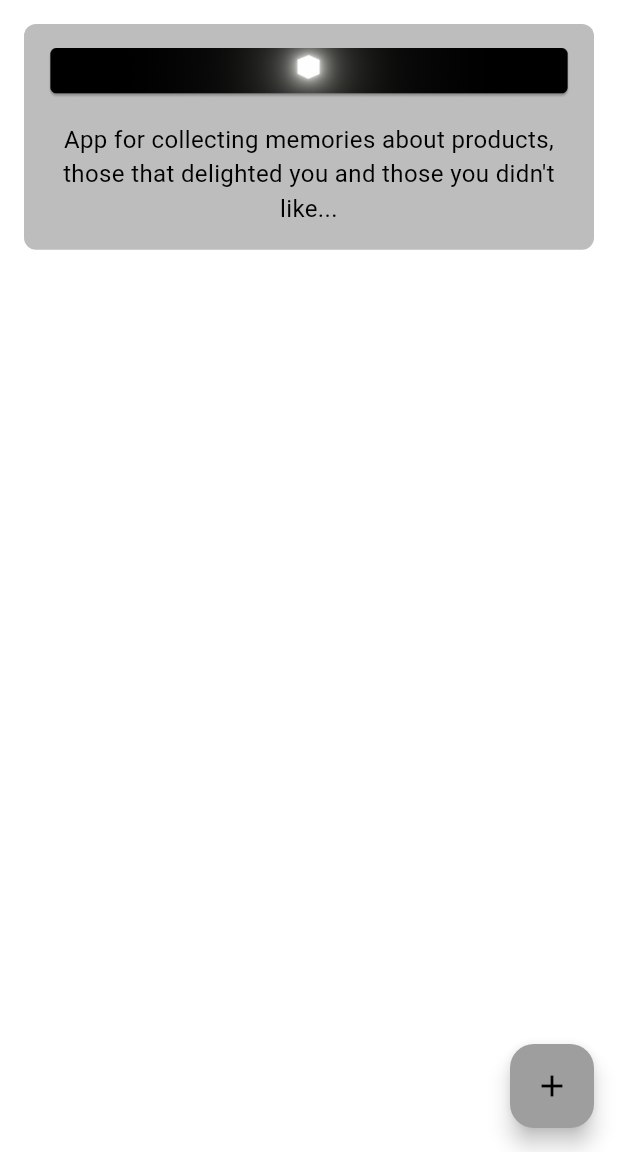
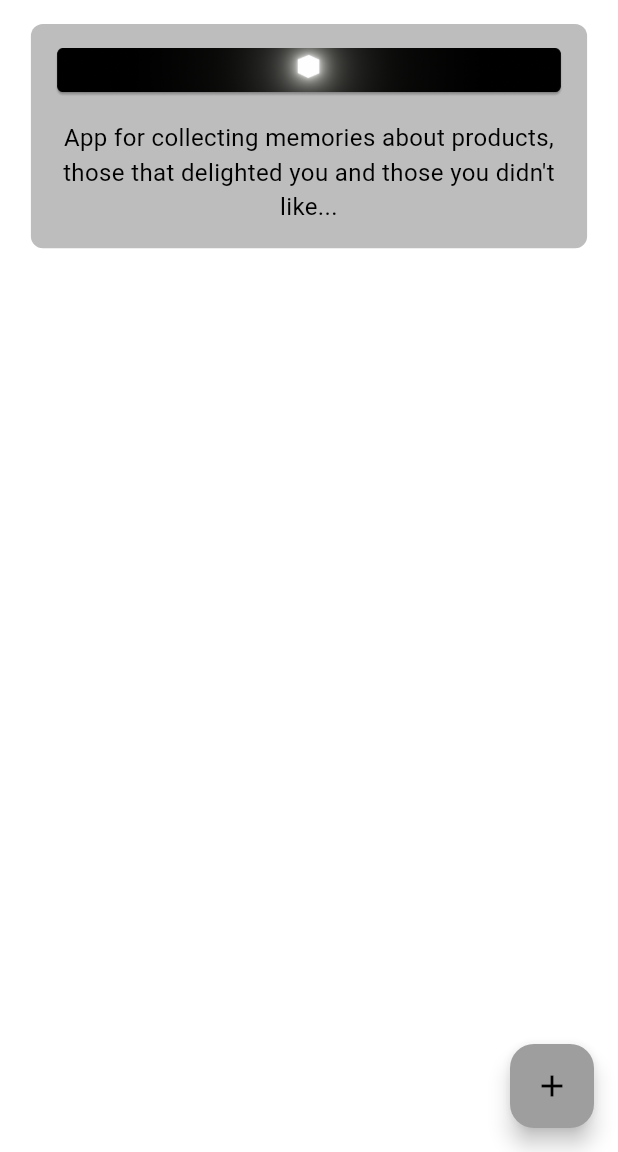
Before and after one commit to PGszafir/recallrave, a Flutter app: the screen it shows after launch, on a phone screen of 412 x 824 dp, the part 84-1236 px from its top. Run offline on Flutter 3.47's test engine with Material 3 defaults, Android fonts, the phone set to English and light mode, and no system bars; our stand-ins replace image_picker.

Commit message:
beter fit description and image into screen

```diff
--- a/lib/main.dart
+++ b/lib/main.dart
@@ -79,13 +79,16 @@ class _MyHomePageState extends State<MyHomePage> {
           children: <Widget>[
             Padding(
               padding: const EdgeInsets.all(16.0),
+              child: Center(
                 child: Container(
+                  width: MediaQuery.of(context).size.width * 0.9, // 90% szerokości ekranu
                   padding: const EdgeInsets.all(16.0),
                   decoration: BoxDecoration(
                     color: Colors.grey[400], // Jasnoszary kolor dla tła ramki
                     borderRadius: BorderRadius.circular(8.0), // Opcjonalnie: dodaj zaokrąglone rogi
                   ),
                   child: Column(
+                    mainAxisAlignment: MainAxisAlignment.center, // Wyśrodkuj treść w pionie
                     children: [
                       Image.asset(
                         'assets/images/bar_split.png',
@@ -101,6 +104,7 @@ class _MyHomePageState extends State<MyHomePage> {
                         ),
                       ),
                     ],
+                  ),
                 ),
               ),
             ),
@@ -127,5 +131,3 @@ class _MyHomePageState extends State<MyHomePage> {
     );
   }
 }
-
-// ad here or in other file product viev
```
Lines whose indentation alone changed are shown as unchanged.
